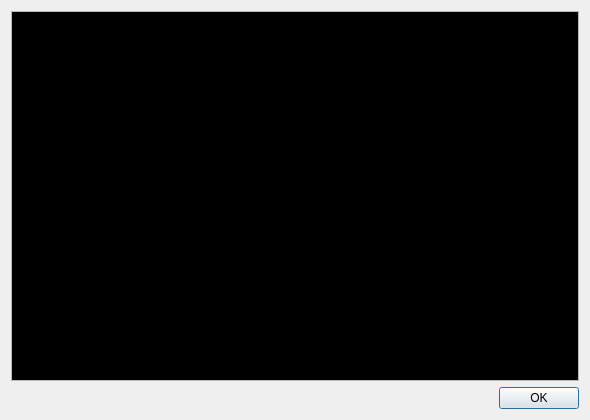
Old version of the form ui/CommandDialog.ui in the repository git-cola/git-cola.
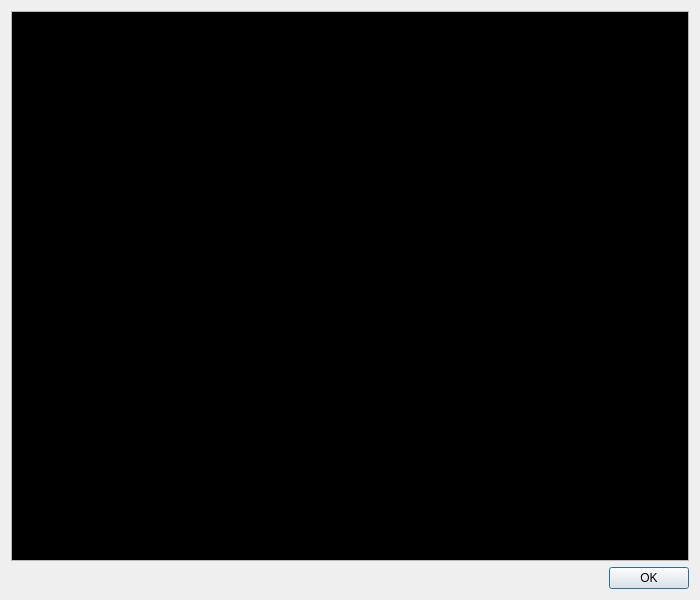
New version of the form.

Patch:
```diff
--- a/ui/CommandDialog.ui
+++ b/ui/CommandDialog.ui
@@ -5,8 +5,8 @@
    <rect>
     <x>0</x>
     <y>0</y>
-    <width>590</width>
-    <height>420</height>
+    <width>700</width>
+    <height>600</height>
    </rect>
   </property>
   <property name="windowTitle" >
```
